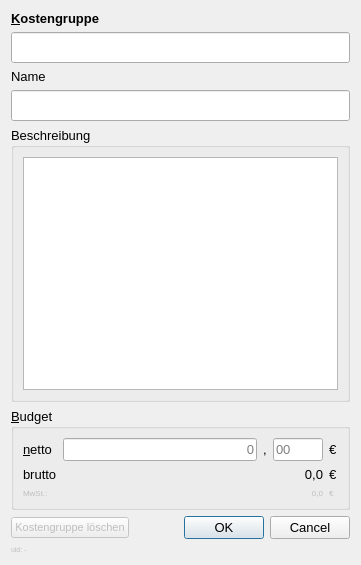
The window that ui/dlg/cost_group_dialog.ui (timo-y/syp-kostenfortschreibung) describes before a commit, drawn with Qt 5.
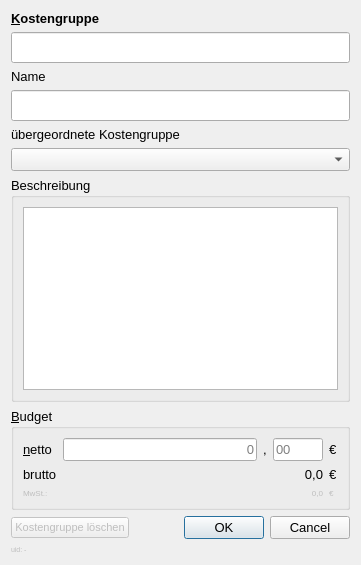
The same window after the commit.

Commit message: Changelog: - CostGroups have parent attribute, which is also a CostGroup or None, if it is a main cost group

```diff
--- a/ui/dlg/cost_group_dialog.ui
+++ b/ui/dlg/cost_group_dialog.ui
@@ -64,6 +64,23 @@
      </property>
     </widget>
    </item>
+   <item>
+    <widget class="QLabel" name="label_cost_group">
+     <property name="text">
+      <string>übergeordnete Kostengruppe</string>
+     </property>
+    </widget>
+   </item>
+   <item>
+    <widget class="QComboBox" name="comboBox_parent">
+     <property name="minimumSize">
+      <size>
+       <width>150</width>
+       <height>0</height>
+      </size>
+     </property>
+    </widget>
+   </item>
    <item>
     <widget class="QGroupBox" name="groupBox_description">
      <property name="title">
```
The commit also changes 18 other files.
